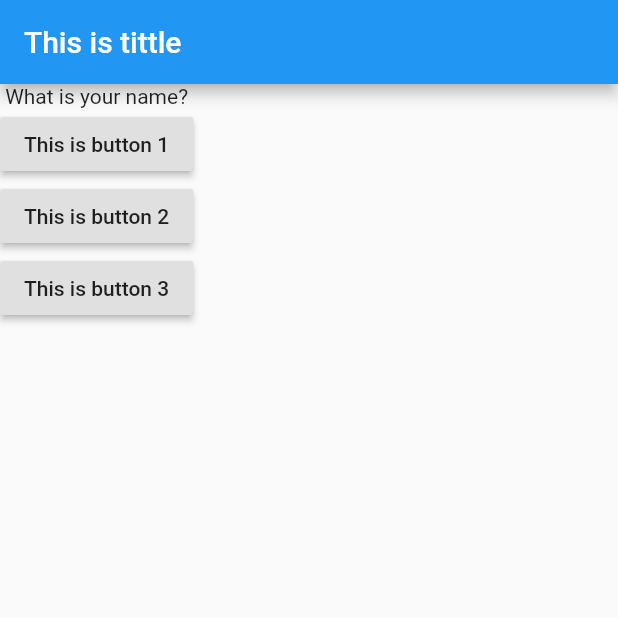
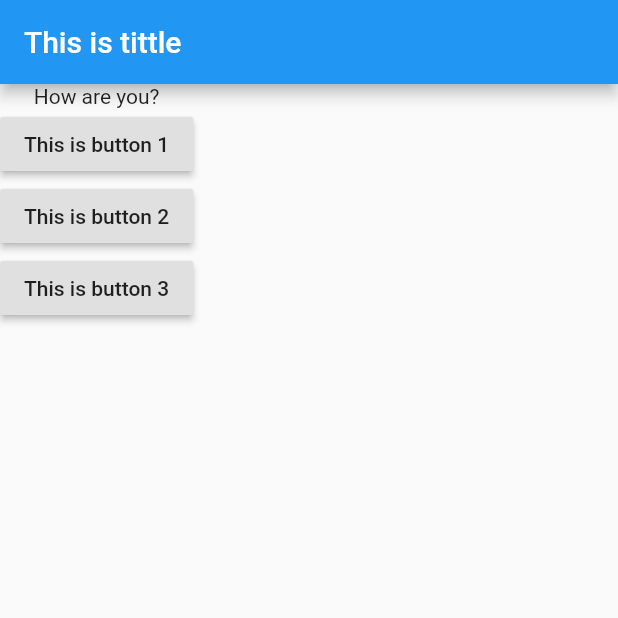
Before and after one commit to AshfakYeafi/Flutter_Projects, a Flutter app: the screen it shows after launch, after a tap on "This is button 1", on a phone screen of 412 x 824 dp, the top half of it. Run offline on Flutter 3.47's test engine with Material 2 defaults, Android fonts, the phone set to English and light mode, and no system bars.

Commit message:
update main.dart

```diff
--- a/demo_1/lib/main.dart
+++ b/demo_1/lib/main.dart
@@ -20,13 +20,15 @@
   var count = 0;
 
   void answerQue() {
-    count += 1;
+    setState(() {
+      count += 1;
+    });
     print(count);
   }
 
   @override
   Widget build(BuildContext context) {
-    var question = ["What is your name?", "How are you?"];
+    var question = ["What is your name?", "How are you?","What is your name?", "How are you?","What is your name?", "How are you?"];
 
     return MaterialApp(
       home: Scaffold(
```
